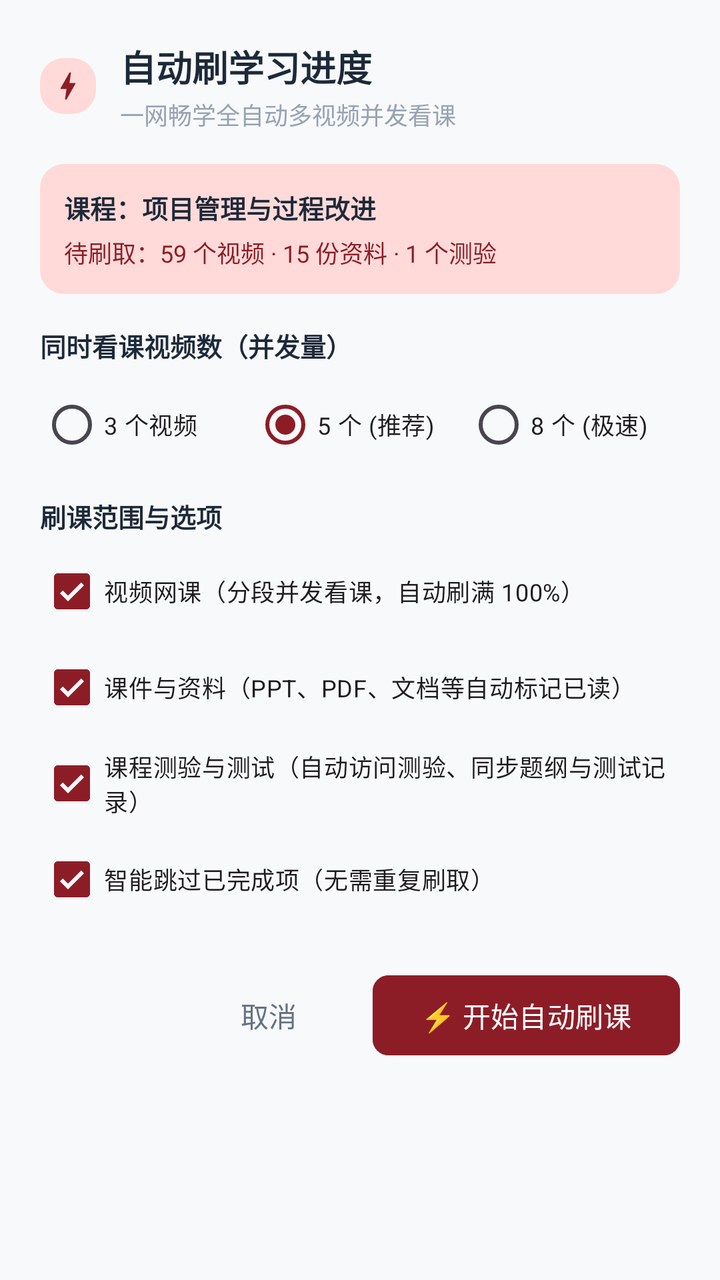
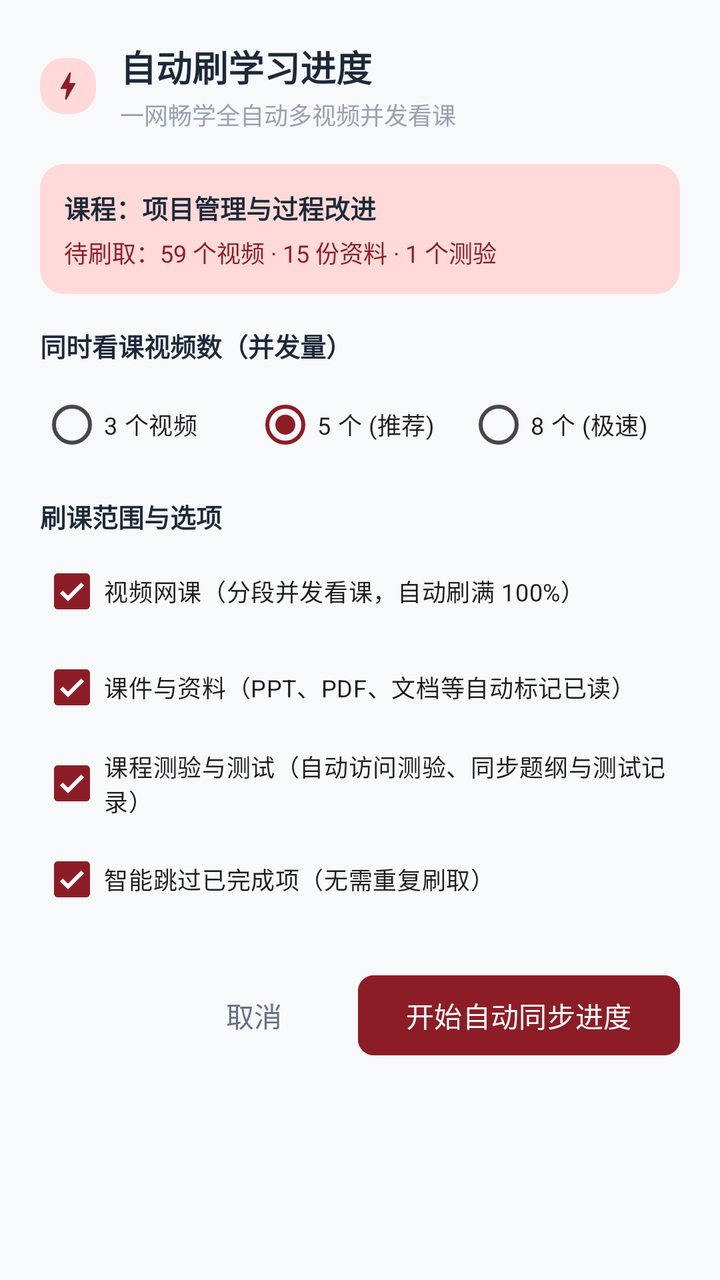

Screens rendered from an Android XML layout before and after an edit, with the pre-edit source and the edit as a unified diff.
<!-- AndroidManifest.xml: application theme Theme.UsstJwgl -->
<!-- res/layout/dialog_tronclass_auto_progress.xml -->
<?xml version="1.0" encoding="utf-8"?>
<LinearLayout xmlns:android="http://schemas.android.com/apk/res/android"
    xmlns:app="http://schemas.android.com/apk/res-auto"
    android:layout_width="match_parent"
    android:layout_height="wrap_content"
    android:orientation="vertical"
    android:padding="20dp">

    
    <LinearLayout
        android:layout_width="match_parent"
        android:layout_height="wrap_content"
        android:gravity="center_vertical"
        android:orientation="horizontal">

        <ImageView
            android:layout_width="28dp"
            android:layout_height="28dp"
            android:background="@drawable/badge_bg"
            android:padding="5dp"
            android:src="@drawable/ic_bolt"
            app:tint="@color/primary" />

        <LinearLayout
            android:layout_width="0dp"
            android:layout_height="wrap_content"
            android:layout_marginStart="12dp"
            android:layout_weight="1"
            android:orientation="vertical">

            <TextView
                android:layout_width="wrap_content"
                android:layout_height="wrap_content"
                android:text="自动刷学习进度"
                android:textColor="@color/text_primary"
                android:textSize="18sp"
                android:textStyle="bold" />

            <TextView
                android:layout_width="wrap_content"
                android:layout_height="wrap_content"
                android:layout_marginTop="2dp"
                android:text="一网畅学全自动多视频并发看课"
                android:textColor="@color/text_tertiary"
                android:textSize="12sp" />

        </LinearLayout>

    </LinearLayout>

    
    <LinearLayout
        android:layout_width="match_parent"
        android:layout_height="wrap_content"
        android:layout_marginTop="16dp"
        android:background="@drawable/bg_badge_rounded"
        android:orientation="vertical"
        android:padding="12dp">

        <TextView
            android:id="@+id/tvTargetCourseName"
            android:layout_width="match_parent"
            android:layout_height="wrap_content"
            android:text="课程：项目管理与过程改进"
            android:textColor="@color/text_primary"
            android:textSize="13sp"
            android:textStyle="bold" />

        <TextView
            android:id="@+id/tvAutoProgressStats"
            android:layout_width="match_parent"
            android:layout_height="wrap_content"
            android:layout_marginTop="4dp"
            android:text="待刷取：59 个视频 · 15 份资料 · 1 个测验"
            android:textColor="@color/primary"
            android:textSize="12sp" />

    </LinearLayout>

    
    <TextView
        android:layout_width="match_parent"
        android:layout_height="wrap_content"
        android:layout_marginTop="16dp"
        android:text="同时看课视频数（并发量）"
        android:textColor="@color/text_primary"
        android:textSize="13sp"
        android:textStyle="bold" />

    <RadioGroup
        android:id="@+id/rgConcurrency"
        android:layout_width="match_parent"
        android:layout_height="wrap_content"
        android:layout_marginTop="6dp"
        android:orientation="horizontal">

        <RadioButton
            android:id="@+id/rbConcurrent3"
            android:layout_width="0dp"
            android:layout_height="wrap_content"
            android:layout_weight="1"
            android:text="3 个视频"
            android:textSize="12sp" />

        <RadioButton
            android:id="@+id/rbConcurrent5"
            android:layout_width="0dp"
            android:layout_height="wrap_content"
            android:layout_weight="1"
            android:checked="true"
            android:text="5 个 (推荐)"
            android:textSize="12sp" />

        <RadioButton
            android:id="@+id/rbConcurrent8"
            android:layout_width="0dp"
            android:layout_height="wrap_content"
            android:layout_weight="1"
            android:text="8 个 (极速)"
            android:textSize="12sp" />

    </RadioGroup>

    
    <TextView
        android:layout_width="match_parent"
        android:layout_height="wrap_content"
        android:layout_marginTop="12dp"
        android:text="刷课范围与选项"
        android:textColor="@color/text_primary"
        android:textSize="13sp"
        android:textStyle="bold" />

    <CheckBox
        android:id="@+id/cbAutoVideos"
        android:layout_width="match_parent"
        android:layout_height="wrap_content"
        android:layout_marginTop="4dp"
        android:checked="true"
        android:text="视频网课（分段并发看课，自动刷满 100%）"
        android:textSize="12sp" />

    <CheckBox
        android:id="@+id/cbAutoMaterials"
        android:layout_width="match_parent"
        android:layout_height="wrap_content"
        android:checked="true"
        android:text="课件与资料（PPT、PDF、文档等自动标记已读）"
        android:textSize="12sp" />

    <CheckBox
        android:id="@+id/cbAutoExams"
        android:layout_width="match_parent"
        android:layout_height="wrap_content"
        android:checked="true"
        android:text="课程测验与测试（自动访问测验、同步题纲与测试记录）"
        android:textSize="12sp" />

    <CheckBox
        android:id="@+id/cbAutoSkipDone"
        android:layout_width="match_parent"
        android:layout_height="wrap_content"
        android:checked="true"
        android:text="智能跳过已完成项（无需重复刷取）"
        android:textSize="12sp" />

    
    <LinearLayout
        android:layout_width="match_parent"
        android:layout_height="wrap_content"
        android:layout_marginTop="20dp"
        android:gravity="end"
        android:orientation="horizontal">

        <com.google.android.material.button.MaterialButton
            android:id="@+id/btnCancelAutoProgress"
            style="@style/Widget.Material3.Button.TextButton"
            android:layout_width="wrap_content"
            android:layout_height="wrap_content"
            android:text="取消"
            android:textColor="@color/text_secondary" />

        <com.google.android.material.button.MaterialButton
            android:id="@+id/btnStartAutoProgress"
            android:layout_width="wrap_content"
            android:layout_height="wrap_content"
            android:layout_marginStart="8dp"
            android:backgroundTint="@color/primary"
            android:text="⚡ 开始自动刷课"
            android:textColor="@android:color/white"
            app:cornerRadius="8dp" />

    </LinearLayout>

</LinearLayout>
<!-- resources referenced by this layout -->
<resources>
  <color name="primary">#8C1D27</color>
  <color name="text_primary">#1D2939</color>
  <color name="text_secondary">#667085</color>
  <color name="text_tertiary">#98A2B3</color>
  <!-- drawable badge_bg (drawable) -->
  <?xml version="1.0" encoding="utf-8"?>
  <shape xmlns:android="http://schemas.android.com/apk/res/android"
      android:shape="rectangle">
      <corners android:radius="12dp" />
      <solid android:color="@color/badge_bg" />
  </shape>
  <!-- drawable bg_badge_rounded (drawable) -->
  <?xml version="1.0" encoding="utf-8"?>
  <shape xmlns:android="http://schemas.android.com/apk/res/android"
      android:shape="rectangle">
      <corners android:radius="12dp" />
      <solid android:color="@color/badge_bg" />
  </shape>
  <!-- drawable ic_bolt (drawable) -->
  <vector xmlns:android="http://schemas.android.com/apk/res/android"
      android:width="24dp"
      android:height="24dp"
      android:viewportWidth="24"
      android:viewportHeight="24">
    <path
        android:fillColor="#FFFFFFFF"
        android:pathData="M11,21h-1l1,-7H7.5c-0.58,0 -0.57,-0.32 -0.38,-0.66 0.19,-0.34 0.05,-0.08 0.07,-0.12C8.48,10.94 10.42,7.54 13,3h1l-1,7h3.5c0.49,0 0.56,0.33 0.47,0.51l-0.07,0.15C12.96,17.55 11,21 11,21z"/>
  </vector>
  <style name="Theme.UsstJwgl" parent="Theme.Material3.DayNight.NoActionBar">
          <item name="colorPrimary">@color/primary</item>
          <item name="colorOnPrimary">@color/on_primary</item>
          <item name="colorPrimaryContainer">@color/primary_container</item>
          <item name="colorOnPrimaryContainer">@color/on_primary_container</item>
  
          <item name="colorSecondary">@color/secondary</item>
          <item name="colorSecondaryContainer">@color/secondary_container</item>
          <item name="colorOnSecondaryContainer">@color/on_secondary_container</item>
  
          <item name="android:statusBarColor">@android:color/transparent</item>
          <item name="android:windowLightStatusBar">true</item>
          <item name="android:navigationBarColor">@android:color/transparent</item>
          <item name="android:windowLightNavigationBar" tools:targetApi="o_mr1">true</item>
          <item name="android:windowBackground">@color/background</item>
  
          
          <item name="bottomNavigationStyle">@style/Widget.Material3.BottomNavigationView</item>
  
          
          <item name="materialCardViewStyle">@style/Widget.Material3.CardView.Outlined</item>
          <item name="android:forceDarkAllowed" tools:targetApi="q">false</item>
      </style>
  <color name="badge_bg">#FFDAD8</color>
  <color name="on_primary">#FFFFFF</color>
  <color name="primary_container">#FFDAD8</color>
  <color name="on_primary_container">#3B080E</color>
  <color name="secondary">#775654</color>
  <color name="secondary_container">#FFDAD7</color>
  <color name="on_secondary_container">#2C1514</color>
  <color name="background">#F8F9FA</color>
</resources>

<!-- the commit's change to res/layout/dialog_tronclass_auto_progress.xml (unified diff, before → after) -->
@@ -186,7 +186,7 @@
             android:layout_height="wrap_content"
             android:layout_marginStart="8dp"
             android:backgroundTint="@color/primary"
-            android:text="⚡ 开始自动刷课"
+            android:text="开始自动同步进度"
             android:textColor="@android:color/white"
             app:cornerRadius="8dp" />
 
